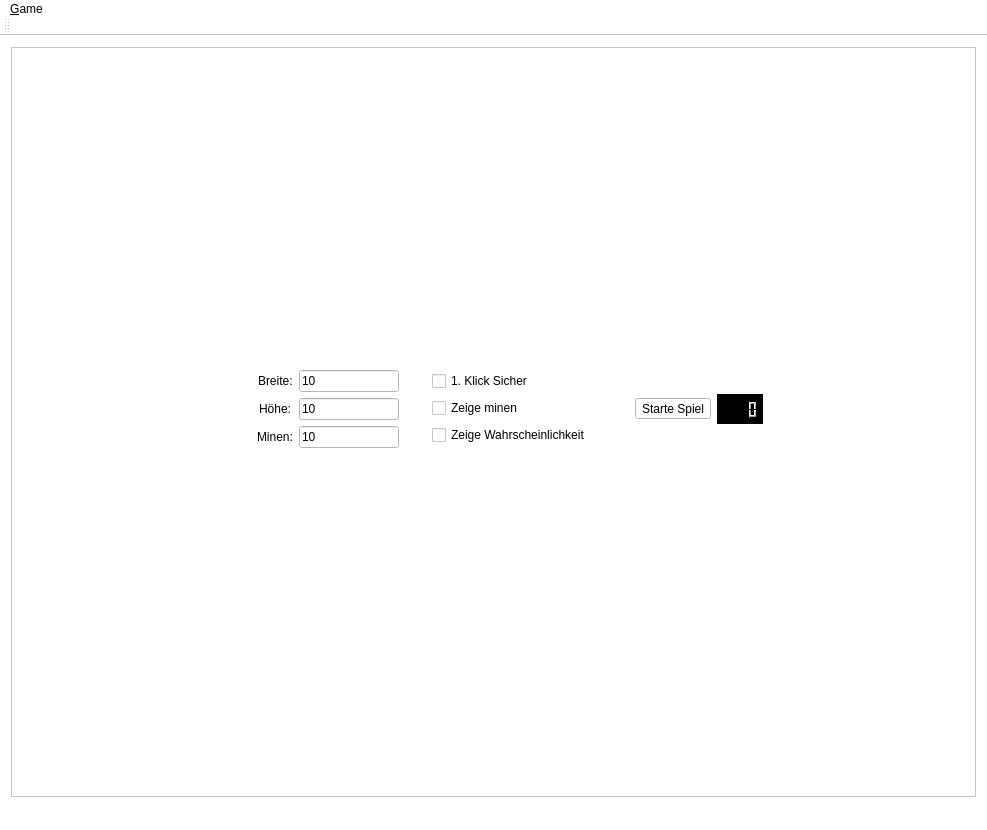
Qt form mainwindow.ui (skullbox305/Minesweeper-Solver) before a commit.
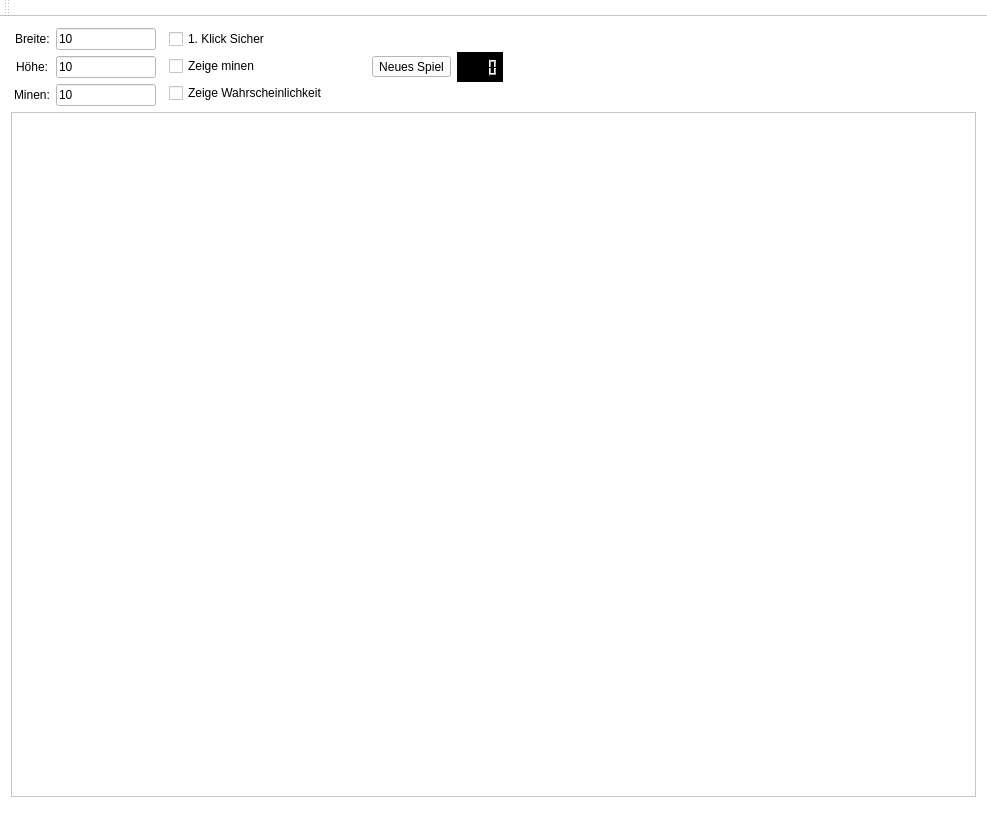
The same form after that commit. Icons and pictures are not drawn.

Commit message: Lauffähiger letzter Stand

Diff of the .ui file:
```diff
--- a/mainwindow.ui
+++ b/mainwindow.ui
@@ -121,7 +121,7 @@
 }</string>
    </property>
    <layout class="QGridLayout" name="gridLayout">
-    <item row="0" column="0">
+    <item row="1" column="0">
      <widget class="QScrollArea" name="scrollArea">
       <property name="verticalScrollBarPolicy">
        <enum>Qt::ScrollBarAsNeeded</enum>
@@ -141,120 +141,59 @@
          <x>0</x>
          <y>0</y>
          <width>967</width>
-         <height>752</height>
+         <height>690</height>
         </rect>
        </property>
        <layout class="QGridLayout" name="gridLayout_4" rowstretch="0,0,0">
         <property name="sizeConstraint">
          <enum>QLayout::SetDefaultConstraint</enum>
         </property>
-        <item row="1" column="0">
-         <layout class="QGridLayout" name="gridLayout_3" columnstretch="0,0,0,0,0,0,0">
-          <property name="sizeConstraint">
-           <enum>QLayout::SetDefaultConstraint</enum>
-          </property>
-          <item row="0" column="0">
-           <layout class="QGridLayout" name="gridLayout_9">
-            <item row="0" column="0">
-             <spacer name="horizontalSpacer">
-              <property name="orientation">
-               <enum>Qt::Horizontal</enum>
-              </property>
-              <property name="sizeHint" stdset="0">
-               <size>
-                <width>40</width>
-                <height>20</height>
-               </size>
-              </property>
-             </spacer>
-            </item>
-           </layout>
-          </item>
-          <item row="0" column="1">
-           <layout class="QFormLayout" name="formLayout">
-            <property name="sizeConstraint">
-             <enum>QLayout::SetFixedSize</enum>
-            </property>
-            <property name="labelAlignment">
-             <set>Qt::AlignCenter</set>
-            </property>
-            <property name="formAlignment">
-             <set>Qt::AlignHCenter|Qt::AlignTop</set>
-            </property>
-            <item row="0" column="0">
-             <widget class="QLabel" name="label">
-              <property name="text">
-               <string>Breite:</string>
-              </property>
-             </widget>
-            </item>
-            <item row="0" column="1">
-             <widget class="QLineEdit" name="Breite">
-              <property name="maximumSize">
-               <size>
-                <width>100</width>
-                <height>16777215</height>
-               </size>
-              </property>
-              <property name="text">
-               <string>10</string>
-              </property>
-             </widget>
-            </item>
-            <item row="1" column="0">
-             <widget class="QLabel" name="label_2">
-              <property name="text">
-               <string>Höhe:</string>
-              </property>
-             </widget>
-            </item>
-            <item row="1" column="1">
-             <widget class="QLineEdit" name="Hoehe">
-              <property name="maximumSize">
-               <size>
-                <width>100</width>
-                <height>16777215</height>
-               </size>
-              </property>
-              <property name="text">
-               <string>10</string>
-              </property>
-             </widget>
-            </item>
             <item row="2" column="0">
-             <widget class="QLabel" name="label_3">
-              <property name="text">
-               <string>Minen:</string>
-              </property>
-             </widget>
-            </item>
-            <item row="2" column="1">
-             <widget class="QLineEdit" name="Minen">
-              <property name="maximumSize">
-               <size>
-                <width>100</width>
-                <height>16777215</height>
-               </size>
-              </property>
-              <property name="text">
-               <string>10</string>
-              </property>
-             </widget>
+         <layout class="QGridLayout" name="gridLayout_2">
+          <item row="0" column="1">
+           <layout class="QGridLayout" name="mineContainer" rowstretch="0" columnstretch="0">
+            <property name="sizeConstraint">
+             <enum>QLayout::SetFixedSize</enum>
+            </property>
+            <property name="leftMargin">
+             <number>5</number>
+            </property>
+            <property name="topMargin">
+             <number>20</number>
+            </property>
+            <property name="rightMargin">
+             <number>5</number>
+            </property>
+            <property name="bottomMargin">
+             <number>5</number>
+            </property>
+            <property name="spacing">
+             <number>5</number>
+            </property>
+           </layout>
             </item>
            </layout>
           </item>
-          <item row="0" column="4">
-           <widget class="QToolButton" name="toolButton">
-            <property name="text">
-             <string>Starte Spiel</string>
-            </property>
-           </widget>
+       </layout>
+      </widget>
+     </widget>
+    </item>
+    <item row="0" column="0">
+     <layout class="QGridLayout" name="GameMenu" columnstretch="0,0,0,0,0,0,10">
+      <property name="sizeConstraint">
+       <enum>QLayout::SetDefaultConstraint</enum>
+      </property>
+      <item row="0" column="0">
+       <layout class="QGridLayout" name="Spacer1"/>
           </item>
           <item row="0" column="2">
-           <layout class="QVBoxLayout" name="verticalLayout_2">
+       <layout class="QVBoxLayout" name="GameOptions">
             <property name="sizeConstraint">
              <enum>QLayout::SetFixedSize</enum>
             </property>
+        <property name="leftMargin">
+         <number>10</number>
+        </property>
             <item>
              <widget class="QCheckBox" name="erster_klick_sicher">
               <property name="text">
@@ -278,6 +217,23 @@
             </item>
            </layout>
           </item>
+      <item row="0" column="6">
+       <layout class="QGridLayout" name="Spacer2">
+        <item row="0" column="0">
+         <spacer name="horizontalSpacer_2">
+          <property name="orientation">
+           <enum>Qt::Horizontal</enum>
+          </property>
+          <property name="sizeHint" stdset="0">
+           <size>
+            <width>40</width>
+            <height>20</height>
+           </size>
+          </property>
+         </spacer>
+        </item>
+       </layout>
+      </item>
           <item row="0" column="5">
            <widget class="QLCDNumber" name="lcdFlagCount">
             <property name="enabled">
@@ -310,6 +266,79 @@
             </property>
            </widget>
           </item>
+      <item row="0" column="1">
+       <layout class="QFormLayout" name="GameSize">
+        <property name="sizeConstraint">
+         <enum>QLayout::SetFixedSize</enum>
+        </property>
+        <property name="labelAlignment">
+         <set>Qt::AlignCenter</set>
+        </property>
+        <property name="formAlignment">
+         <set>Qt::AlignHCenter|Qt::AlignTop</set>
+        </property>
+        <item row="0" column="0">
+         <widget class="QLabel" name="label">
+          <property name="text">
+           <string>Breite:</string>
+          </property>
+         </widget>
+        </item>
+        <item row="0" column="1">
+         <widget class="QLineEdit" name="breite">
+          <property name="maximumSize">
+           <size>
+            <width>100</width>
+            <height>16777215</height>
+           </size>
+          </property>
+          <property name="text">
+           <string>10</string>
+          </property>
+         </widget>
+        </item>
+        <item row="1" column="0">
+         <widget class="QLabel" name="label_2">
+          <property name="text">
+           <string>Höhe:</string>
+          </property>
+         </widget>
+        </item>
+        <item row="1" column="1">
+         <widget class="QLineEdit" name="hoehe">
+          <property name="maximumSize">
+           <size>
+            <width>100</width>
+            <height>16777215</height>
+           </size>
+          </property>
+          <property name="text">
+           <string>10</string>
+          </property>
+         </widget>
+        </item>
+        <item row="2" column="0">
+         <widget class="QLabel" name="label_3">
+          <property name="text">
+           <string>Minen:</string>
+          </property>
+         </widget>
+        </item>
+        <item row="2" column="1">
+         <widget class="QLineEdit" name="anzahlMinen">
+          <property name="maximumSize">
+           <size>
+            <width>100</width>
+            <height>16777215</height>
+           </size>
+          </property>
+          <property name="text">
+           <string>10</string>
+          </property>
+         </widget>
+        </item>
+       </layout>
+      </item>
           <item row="0" column="3">
            <widget class="QPushButton" name="smileyFace">
             <property name="text">
@@ -322,54 +351,14 @@
             </property>
            </widget>
           </item>
-          <item row="0" column="6">
-           <layout class="QGridLayout" name="gridLayout_10">
-            <item row="0" column="0">
-             <spacer name="horizontalSpacer_2">
-              <property name="orientation">
-               <enum>Qt::Horizontal</enum>
-              </property>
-              <property name="sizeHint" stdset="0">
-               <size>
-                <width>40</width>
-                <height>20</height>
-               </size>
-              </property>
-             </spacer>
-            </item>
-           </layout>
-          </item>
-         </layout>
-        </item>
-        <item row="2" column="0">
-         <layout class="QGridLayout" name="gridLayout_2">
-          <item row="0" column="1">
-           <layout class="QGridLayout" name="mineContainer" rowstretch="0" columnstretch="0">
-            <property name="sizeConstraint">
-             <enum>QLayout::SetFixedSize</enum>
-            </property>
-            <property name="leftMargin">
-             <number>5</number>
-            </property>
-            <property name="topMargin">
-             <number>20</number>
-            </property>
-            <property name="rightMargin">
-             <number>5</number>
-            </property>
-            <property name="bottomMargin">
-             <number>5</number>
-            </property>
-            <property name="spacing">
-             <number>5</number>
-            </property>
-           </layout>
-          </item>
-         </layout>
-        </item>
-       </layout>
-      </widget>
-     </widget>
+      <item row="0" column="4">
+       <widget class="QToolButton" name="NewGame">
+        <property name="text">
+         <string>Neues Spiel</string>
+        </property>
+       </widget>
+      </item>
+     </layout>
     </item>
    </layout>
   </widget>
@@ -382,23 +371,6 @@
    </attribute>
   </widget>
   <widget class="QStatusBar" name="statusBar"/>
-  <widget class="QMenuBar" name="menuBar">
-   <property name="geometry">
-    <rect>
-     <x>0</x>
-     <y>0</y>
-     <width>987</width>
-     <height>19</height>
-    </rect>
-   </property>
-   <widget class="QMenu" name="menu_File">
-    <property name="title">
-     <string>&amp;Game</string>
-    </property>
-    <addaction name="action_Reset"/>
-   </widget>
-   <addaction name="menu_File"/>
-  </widget>
   <action name="action_Game">
    <property name="text">
     <string>&amp;Game</string>
```
Lines whose indentation alone changed are shown as unchanged. The commit also changes 1 other file.
